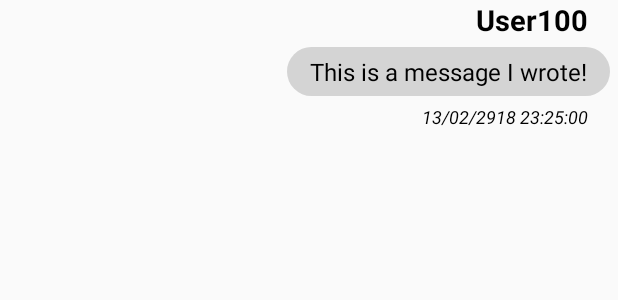
After one commit to BredeFK/Spooked, an Android app: the layout message_sent.xml on its own in the app's theme, with its tools: preview values and no code run, on a phone screen of 412 x 824 dp. The commit adds this screen. Shown: the top 300 px of the screen. Run offline under Robolectric (Android 15) with nearby library versions, the light colour scheme and no system bars.

Commit message:
Can now send messages

```diff
--- a/app/src/main/java/gamejam/spooked/com/spooked/FriendListAdapter.java
+++ b/app/src/main/java/gamejam/spooked/com/spooked/FriendListAdapter.java
@@ -40,4 +40,8 @@ public class FriendListAdapter extends ArrayAdapter<User> {
 
         return convertView;
     }
+
+
+
+
 }
--- a/app/src/main/java/gamejam/spooked/com/spooked/MainActivity.java
+++ b/app/src/main/java/gamejam/spooked/com/spooked/MainActivity.java
@@ -2,8 +2,10 @@ package gamejam.spooked.com.spooked;
 
 import android.Manifest;
 import android.content.Intent;
+import android.content.SharedPreferences;
 import android.content.pm.PackageManager;
 import android.os.Bundle;
+import android.preference.PreferenceManager;
 import android.support.design.widget.TabLayout;
 import android.support.v4.app.ActivityCompat;
 import android.support.v4.content.ContextCompat;
@@ -35,6 +37,10 @@ public class MainActivity extends AppCompatActivity {
             Intent intent = new Intent(MainActivity.this, UserActivity.class);
             startActivity(intent);
         } else {
+            SharedPreferences preferences = PreferenceManager.getDefaultSharedPreferences(this);
+            SharedPreferences.Editor editor = preferences.edit();
+            editor.putString("thisUserID", user.getUid());
+            editor.apply();
             //check/request location permissions
             if(ContextCompat.checkSelfPermission(this, Manifest.permission.ACCESS_COARSE_LOCATION)
                     != PackageManager.PERMISSION_GRANTED) {
--- a/app/src/main/java/gamejam/spooked/com/spooked/SpookedNearbyActivity.java
+++ b/app/src/main/java/gamejam/spooked/com/spooked/SpookedNearbyActivity.java
@@ -16,6 +16,8 @@ import android.support.v4.content.ContextCompat;
 import android.support.v7.app.AppCompatActivity;
 import android.os.Bundle;
 import android.util.Log;
+import android.view.View;
+import android.widget.AdapterView;
 import android.widget.ListView;
 import android.widget.Toast;
 
@@ -72,7 +74,6 @@ public class SpookedNearbyActivity extends AppCompatActivity {
         listNearby = findViewById(R.id.nearbyListView);
         adapter = new NearbyAdapter(this, R.layout.nearby_item);
         setupListView();
-
     }
 
     private void initPos(){
--- /dev/null
+++ b/app/src/main/res/drawable-xhdpi/relative_layout_background_this.xml
@@ -0,0 +1,9 @@
+<?xml version="1.0" encoding="utf-8"?>
+<selector xmlns:android="http://schemas.android.com/apk/res/android">
+    <item>
+        <shape android:shape="rectangle">
+            <solid android:color="@color/colorAccent"/>
+            <corners android:radius="30dp"/>
+        </shape>
+    </item>
+</selector>
--- /dev/null
+++ b/app/src/main/res/layout/message_sent.xml
@@ -0,0 +1,68 @@
+<?xml version="1.0" encoding="utf-8"?>
+<android.support.constraint.ConstraintLayout xmlns:android="http://schemas.android.com/apk/res/android"
+    xmlns:tools="http://schemas.android.com/tools"
+    android:layout_width="wrap_content"
+    android:layout_height="wrap_content">
+
+    <RelativeLayout
+        android:id="@+id/messageInfo_s_ID"
+        android:layout_width="wrap_content"
+        android:layout_height="wrap_content">
+
+        <TextView
+            android:id="@+id/user_s_ID"
+            android:layout_width="match_parent"
+            android:layout_height="wrap_content"
+            android:layout_alignParentTop="true"
+            android:layout_marginEnd="20dp"
+            android:layout_marginStart="20dp"
+            android:gravity="end"
+            android:textColor="@android:color/black"
+            android:textSize="19sp"
+            android:textStyle="bold"
+            tools:layout_editor_absoluteX="0dp"
+            tools:layout_editor_absoluteY="27dp"
+            tools:text="User100" />
+
+        <RelativeLayout
+            android:id="@+id/MessageBox_s_ID"
+            android:layout_width="wrap_content"
+            android:layout_height="wrap_content"
+            android:layout_alignParentEnd="true"
+            android:layout_below="@id/user_s_ID"
+            android:layout_margin="5dp"
+            android:background="@drawable/relative_layout_background_this"
+            android:paddingBottom="5dp"
+            android:paddingLeft="15dp"
+            android:paddingRight="15dp"
+            android:paddingTop="5dp">
+
+
+            <TextView
+                android:id="@+id/message_s_ID"
+                android:layout_width="wrap_content"
+                android:layout_height="wrap_content"
+                android:textColor="@android:color/black"
+                android:textSize="16sp"
+                tools:text="This is a message I wrote!" />
+
+        </RelativeLayout>
+
+        <TextView
+            android:id="@+id/date_s_ID"
+            android:layout_width="match_parent"
+            android:layout_height="wrap_content"
+            android:layout_below="@id/MessageBox_s_ID"
+            android:layout_marginEnd="20dp"
+            android:layout_marginStart="20dp"
+            android:gravity="end"
+            android:maxLines="1"
+            android:textColor="@android:color/black"
+            android:textSize="12sp"
+            android:textStyle="italic"
+            tools:layout_editor_absoluteX="0dp"
+            tools:layout_editor_absoluteY="85dp"
+            tools:text="13/02/2918 23:25:00" />
+    </RelativeLayout>
+
+</android.support.constraint.ConstraintLayout>
```
Also changed, not shown: app/src/main/java/gamejam/spooked/com/spooked/ChatActivity.java (+89 -0 lines), app/src/main/java/gamejam/spooked/com/spooked/Message.java (added, +17 -0 lines), app/src/main/java/gamejam/spooked/com/spooked/MessageAdapter.java (added, +67 -0 lines), app/src/main/java/gamejam/spooked/com/spooked/NearbyAdapter.java (+13 -1 lines), app/src/main/res/drawable-xhdpi/relative_layout_background.xml (added, +9 -0 lines), app/src/main/res/layout/activity_chat.xml (+9 -18 lines), app/src/main/res/layout/message_received.xml (added, +68 -0 lines).
